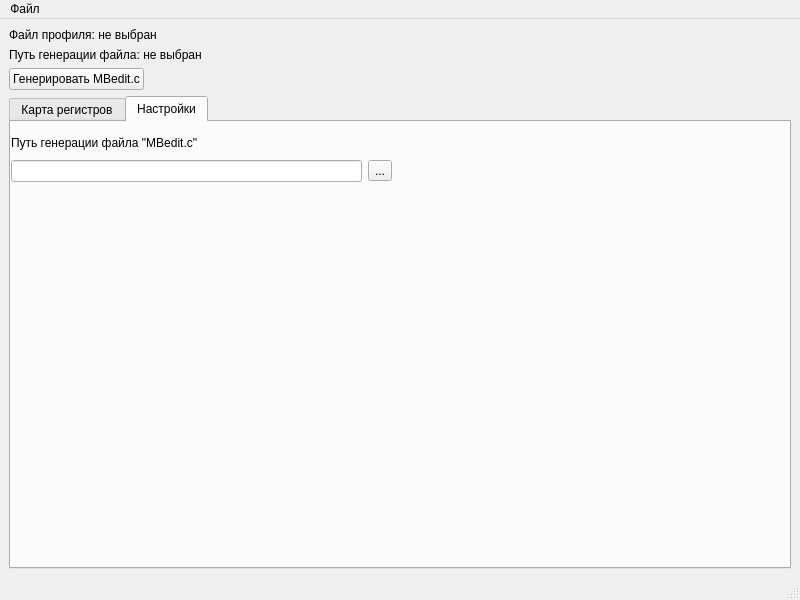
Arti-Goldmann/modbusEdit, file mainwindow.ui: the form before one commit.
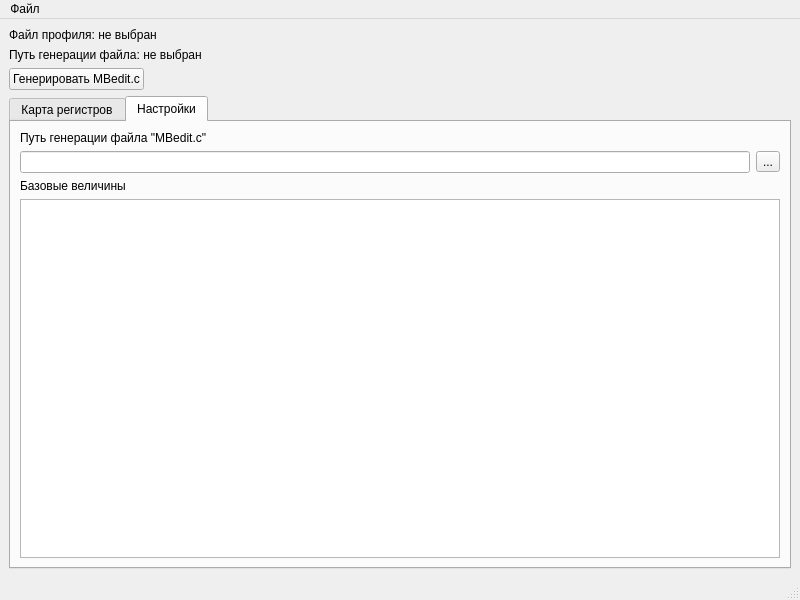
The form after the commit.

```diff
--- a/mainwindow.ui
+++ b/mainwindow.ui
@@ -64,15 +64,8 @@
        <attribute name="title">
         <string>Настройки</string>
        </attribute>
-       <widget class="QWidget" name="">
-        <property name="geometry">
-         <rect>
-          <x>0</x>
-          <y>10</y>
-          <width>381</width>
-          <height>50</height>
-         </rect>
-        </property>
+       <layout class="QVBoxLayout" name="verticalLayout_4">
+        <item>
         <layout class="QVBoxLayout" name="verticalLayout_3">
          <item>
           <widget class="QLabel" name="label">
@@ -96,7 +89,18 @@
           </layout>
          </item>
         </layout>
-       </widget>
+        </item>
+        <item>
+         <widget class="QLabel" name="label_2">
+          <property name="text">
+           <string>Базовые величины</string>
+          </property>
+         </widget>
+        </item>
+        <item>
+         <widget class="QTableWidget" name="tableWidgetBaseValues"/>
+        </item>
+       </layout>
       </widget>
      </widget>
     </item>
```
Lines whose indentation alone changed are shown as unchanged.
